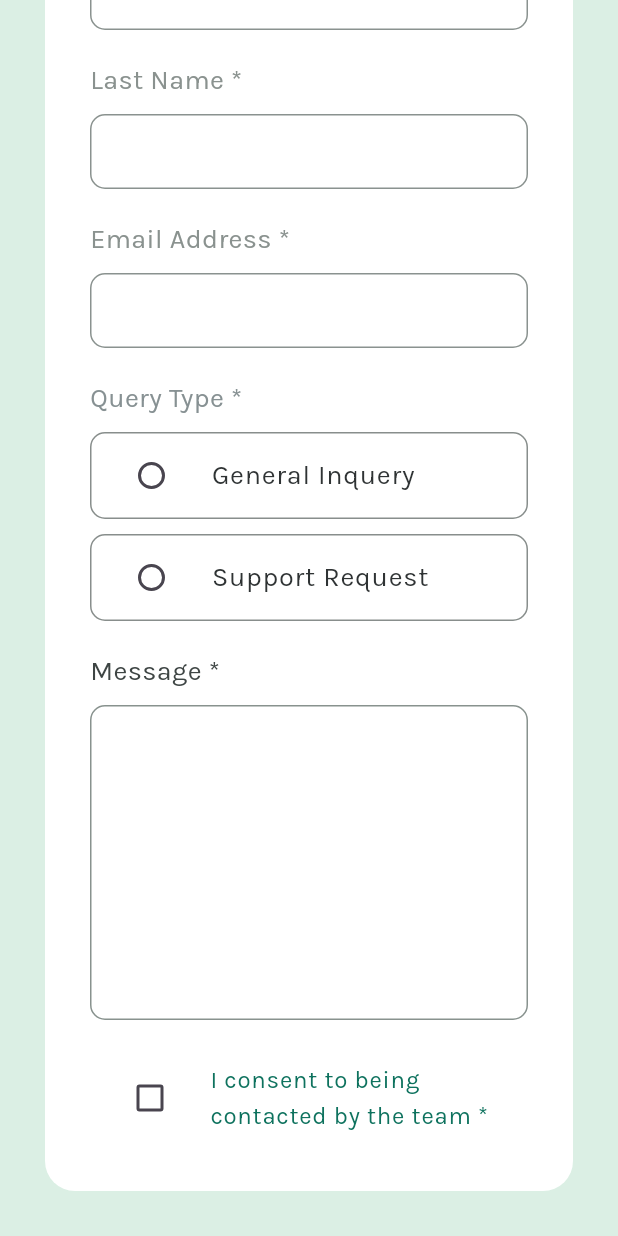
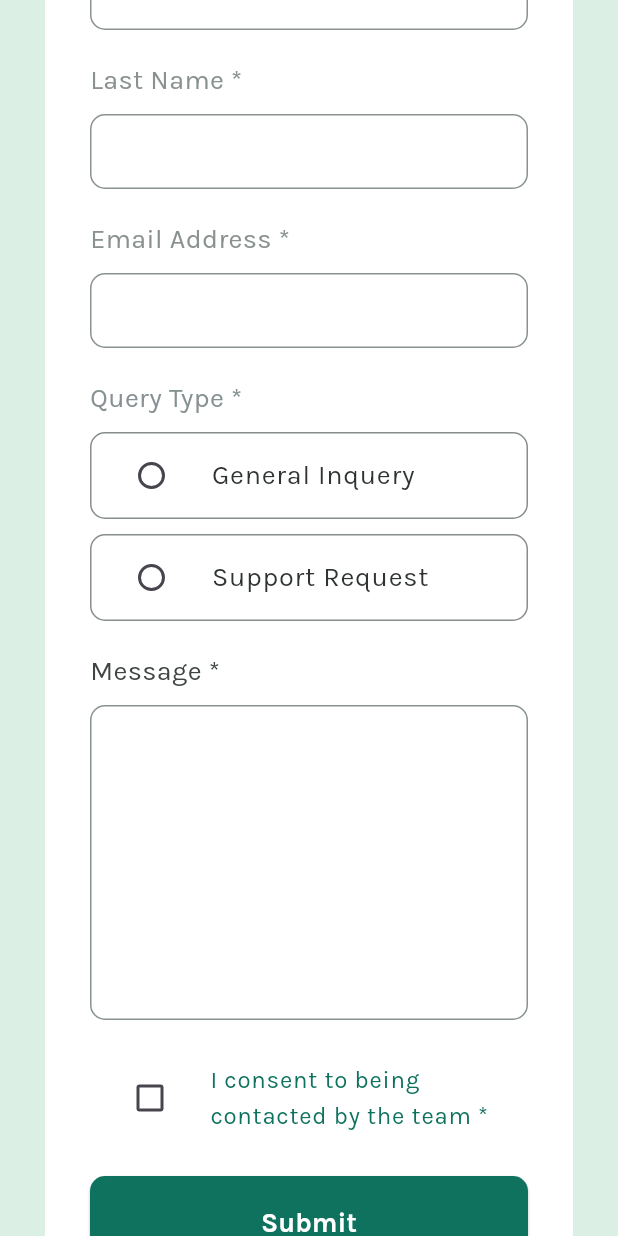
Before and after one commit to sparklaunch/contact_form, a Flutter app: the screen it shows after launch, scrolled down 192 dp, on a phone screen of 412 x 824 dp. Run offline on Flutter 3.47's test engine with Material 3 defaults, Android fonts, the light colour scheme and no system bars.

Commit message:
Update main_screen.dart

```diff
--- a/lib/screens/main_screen.dart
+++ b/lib/screens/main_screen.dart
@@ -68,6 +68,24 @@ class _MainScreenState extends State<MainScreen> {
                     isConsentCheckboxChecked: isConsentCheckboxChecked,
                     onConsentCheckboxChanged: onConsentCheckboxChanged,
                   ),
+                  const SizedBox(height: 20),
+                  ElevatedButton(
+                    style: ElevatedButton.styleFrom(
+                      backgroundColor: const Color.fromRGBO(14, 114, 94, 1),
+                      foregroundColor: Colors.white,
+                      textStyle: const TextStyle(
+                        fontSize: 18,
+                        fontFamily: "Karla",
+                        fontWeight: FontWeight.bold,
+                      ),
+                      padding: const EdgeInsets.all(20),
+                      shape: RoundedRectangleBorder(
+                        borderRadius: BorderRadius.circular(10),
+                      ),
+                    ),
+                    onPressed: onSubmitTapped,
+                    child: const Text("Submit"),
+                  )
                 ],
               ),
             ),
@@ -112,4 +130,8 @@ class _MainScreenState extends State<MainScreen> {
       queryType = value;
     });
   }
+
+  void onSubmitTapped() {
+    // TODO: onSubmitTapped
+  }
 }
```
